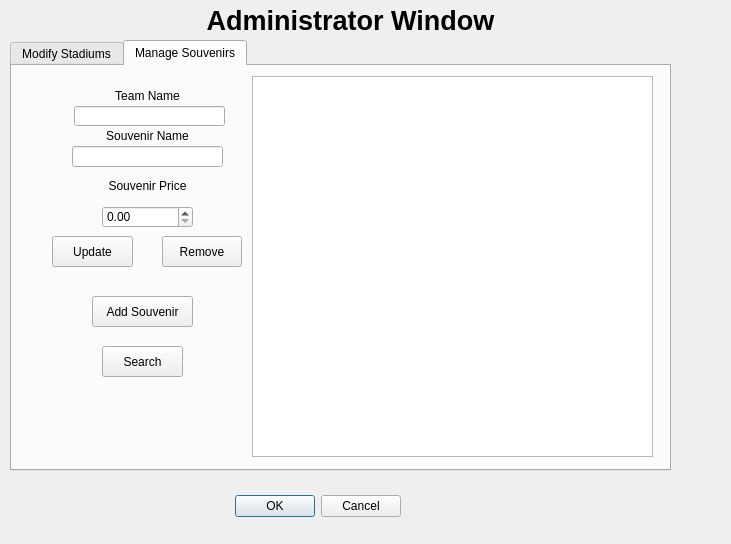
ethanl21/BaseballTour, file BaseballTour/admin.ui: the form before one commit.
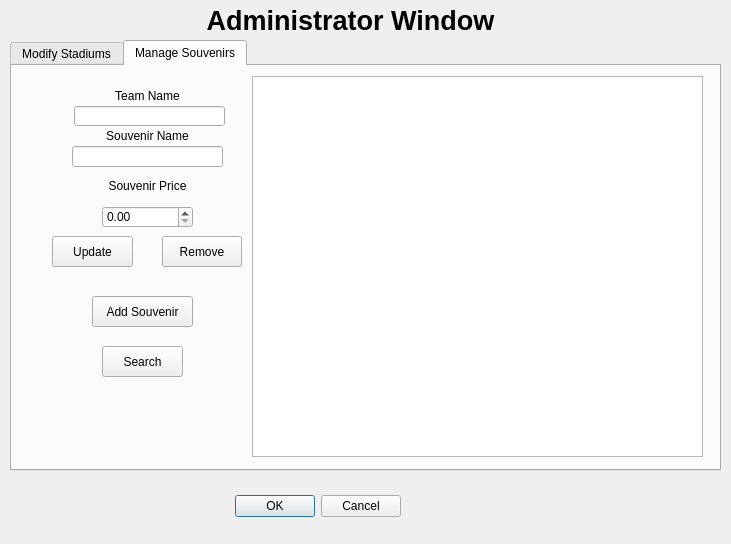
The form after the commit. The open tabs and pages were chosen to show the change.

Commit message: modified:   admin.ui 	modified:   sqlite/mlb_data.db

```diff
--- a/BaseballTour/admin.ui
+++ b/BaseballTour/admin.ui
@@ -63,7 +63,7 @@
     <rect>
      <x>10</x>
      <y>40</y>
-     <width>661</width>
+     <width>711</width>
      <height>431</height>
     </rect>
    </property>
@@ -349,7 +349,7 @@
       <rect>
        <x>240</x>
        <y>10</y>
-       <width>401</width>
+       <width>451</width>
        <height>381</height>
       </rect>
      </property>
```
Left out of the diff: 2 changed lines with no effect on the pictures. The commit also changes 1 other file.
